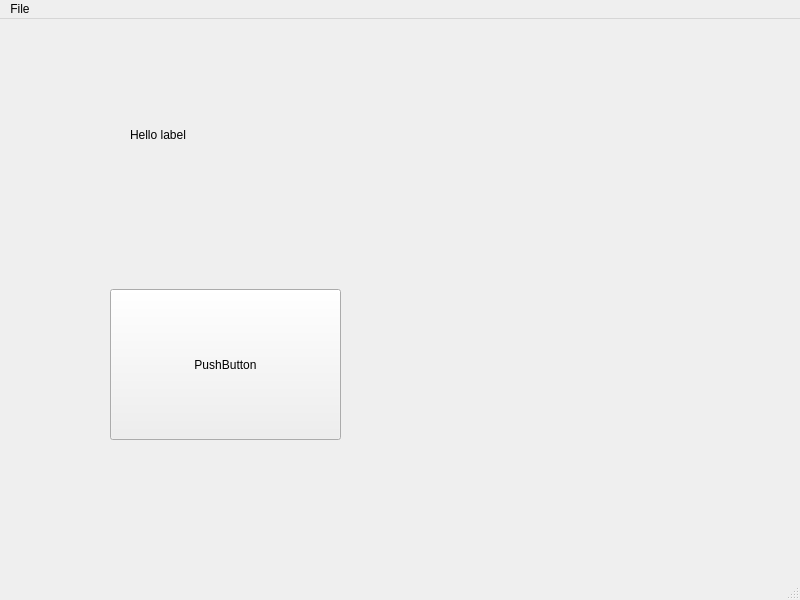
moonymango/enmovito, file window.ui: the form before one commit.
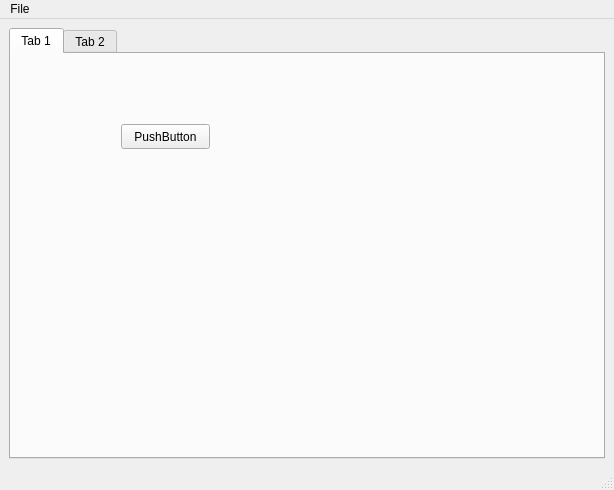
The form after the commit.

Patch:
```diff
--- a/window.ui
+++ b/window.ui
@@ -6,47 +6,54 @@
    <rect>
     <x>0</x>
     <y>0</y>
-    <width>800</width>
-    <height>600</height>
+    <width>614</width>
+    <height>490</height>
    </rect>
   </property>
   <property name="windowTitle">
    <string>MainWindow</string>
   </property>
   <widget class="QWidget" name="centralwidget">
-   <widget class="QPushButton" name="btn">
+   <layout class="QVBoxLayout" name="verticalLayout_2">
+    <item>
+     <layout class="QVBoxLayout" name="verticalLayout">
+      <item>
+       <widget class="QTabWidget" name="tabWidget">
+        <widget class="QWidget" name="tab">
+         <attribute name="title">
+          <string>Tab 1</string>
+         </attribute>
+         <widget class="QPushButton" name="pushButton">
     <property name="geometry">
      <rect>
       <x>110</x>
-      <y>270</y>
-      <width>231</width>
-      <height>151</height>
+            <y>70</y>
+            <width>89</width>
+            <height>25</height>
      </rect>
     </property>
     <property name="text">
      <string>PushButton</string>
     </property>
    </widget>
-   <widget class="QLabel" name="lbl">
-    <property name="geometry">
-     <rect>
-      <x>130</x>
-      <y>80</y>
-      <width>271</width>
-      <height>71</height>
-     </rect>
-    </property>
-    <property name="text">
-     <string>Hello label</string>
-    </property>
-   </widget>
+        </widget>
+        <widget class="QWidget" name="tab_2">
+         <attribute name="title">
+          <string>Tab 2</string>
+         </attribute>
+        </widget>
+       </widget>
+      </item>
+     </layout>
+    </item>
+   </layout>
   </widget>
   <widget class="QMenuBar" name="menubar">
    <property name="geometry">
     <rect>
      <x>0</x>
      <y>0</y>
-     <width>800</width>
+     <width>614</width>
      <height>22</height>
     </rect>
    </property>
```
Left out of the diff: 12 changed lines with no effect on the pictures. Lines whose indentation alone changed are shown as unchanged.
